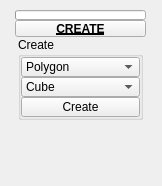
The window that tentacle/ui/uiLevel_3/create.ui (m3trik/tentacle) describes before a commit, drawn with Qt 5.
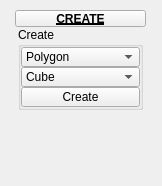
The same window after the commit. Custom widgets are drawn as their Qt base class.

Patch:
```diff
--- a/tentacle/ui/uiLevel_3/create.ui
+++ b/tentacle/ui/uiLevel_3/create.ui
@@ -52,34 +52,35 @@
       <number>0</number>
      </property>
      <item row="0" column="1" colspan="2">
-      <widget class="ProgressBar" name="progressBar">
-       <property name="sizePolicy">
-        <sizepolicy hsizetype="Ignored" vsizetype="Fixed">
-         <horstretch>0</horstretch>
-         <verstretch>0</verstretch>
-        </sizepolicy>
-       </property>
+      <widget class="PushButtonDraggable" name="draggable_header">
        <property name="minimumSize">
         <size>
-         <width>0</width>
-         <height>10</height>
+         <width>19</width>
+         <height>17</height>
         </size>
        </property>
        <property name="maximumSize">
         <size>
-         <width>16777215</width>
-         <height>10</height>
+         <width>999</width>
+         <height>17</height>
         </size>
        </property>
-       <property name="value">
-        <number>0</number>
+       <property name="font">
+        <font>
+         <weight>75</weight>
+         <bold>true</bold>
+         <underline>true</underline>
+        </font>
        </property>
-       <property name="textVisible">
-        <bool>false</bool>
+       <property name="text">
+        <string>CREATE</string>
+       </property>
+       <property name="checkable">
+        <bool>true</bool>
        </property>
       </widget>
      </item>
-     <item row="2" column="1" colspan="2">
+     <item row="1" column="1" colspan="2">
       <layout class="QHBoxLayout" name="horizontalLayout">
        <item>
         <layout class="QVBoxLayout" name="verticalLayout">
@@ -327,35 +328,6 @@
        </item>
       </layout>
      </item>
-     <item row="1" column="1" colspan="2">
-      <widget class="PushButtonDraggable" name="draggable_header">
-       <property name="minimumSize">
-        <size>
-         <width>19</width>
-         <height>17</height>
-        </size>
-       </property>
-       <property name="maximumSize">
-        <size>
-         <width>999</width>
-         <height>17</height>
-        </size>
-       </property>
-       <property name="font">
-        <font>
-         <weight>75</weight>
-         <bold>true</bold>
-         <underline>true</underline>
-        </font>
-       </property>
-       <property name="text">
-        <string>CREATE</string>
-       </property>
-       <property name="checkable">
-        <bool>true</bool>
-       </property>
-      </widget>
-     </item>
     </layout>
    </widget>
   </widget>
@@ -367,20 +339,15 @@
    <header>widgets.pushbuttondraggable.h</header>
   </customwidget>
   <customwidget>
-   <class>ProgressBar</class>
-   <extends>QProgressBar</extends>
-   <header>widgets.progressbar.h</header>
+   <class>PushButton</class>
+   <extends>QPushButton</extends>
+   <header>widgets.pushbutton.h</header>
   </customwidget>
   <customwidget>
    <class>ComboBox</class>
    <extends>QComboBox</extends>
    <header>widgets.combobox.h</header>
   </customwidget>
-  <customwidget>
-   <class>PushButton</class>
-   <extends>QPushButton</extends>
-   <header>widgets.pushbutton.h</header>
-  </customwidget>
  </customwidgets>
  <resources/>
  <connections/>
```
